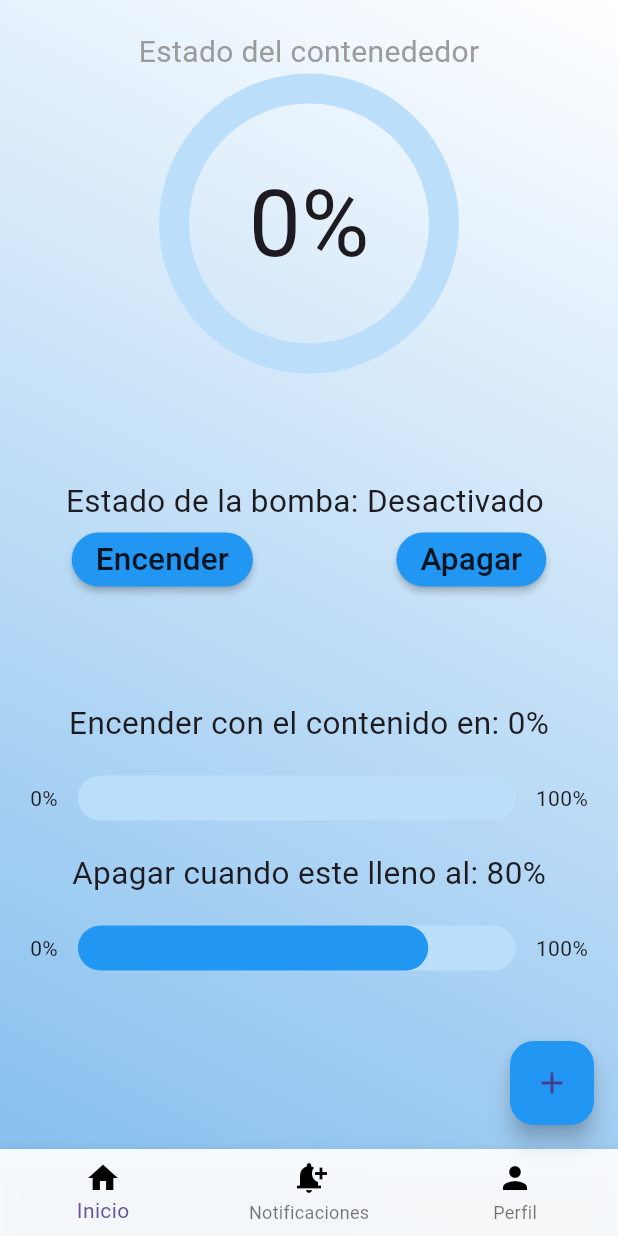
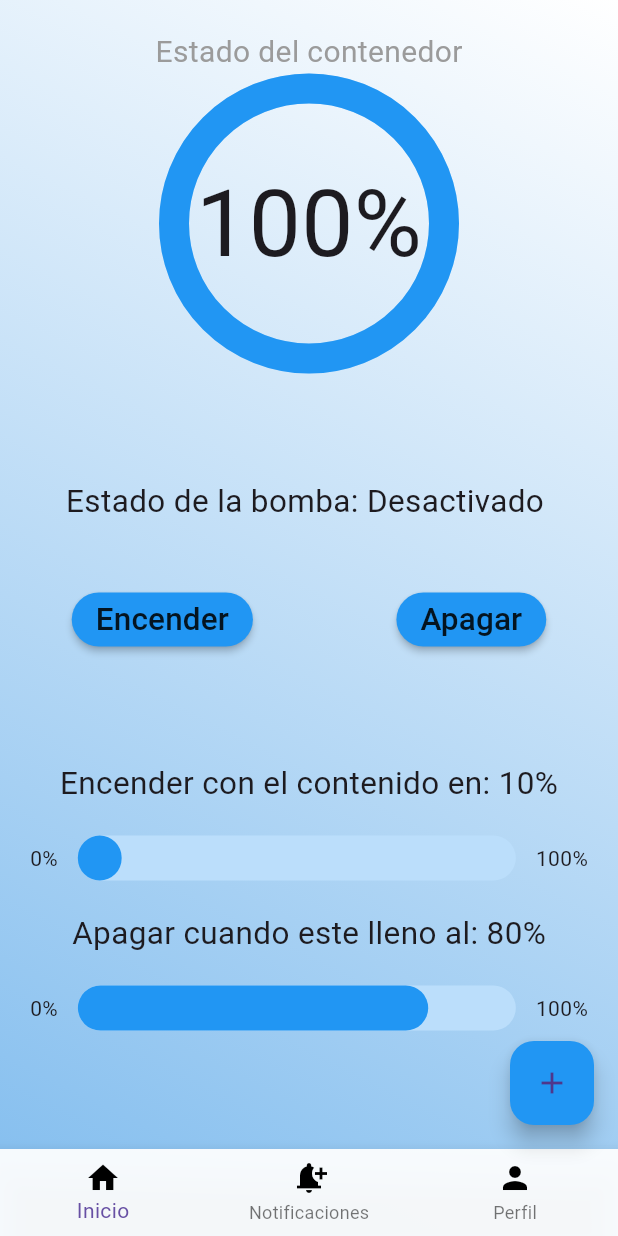
Before and after one commit to JesusGarciaShakur/App_Movil, a Flutter app: the SignIn screen opened directly, after a tap on "Tinaco", on a phone screen of 412 x 824 dp. Run offline on Flutter 3.47's test engine with Material 3 defaults, Android fonts, the phone set to English and light mode, and no system bars; drawn by our look-alikes of percent_indicator; our stand-ins replace firebase_auth, firebase_core, firebase_database, fluttertoast, google_fonts, shared_preferences; accounts and stored records are empty.

Commit message:
Correcion logica

```diff
--- a/lib/Screens/container.dart
+++ b/lib/Screens/container.dart
@@ -1,15 +1,18 @@
-
+import 'package:firebase_auth/firebase_auth.dart';
 import 'package:firebase_core/firebase_core.dart';
 import 'package:firebase_database/firebase_database.dart';
 import 'package:flutter/material.dart';
 import 'package:fluttertoast/fluttertoast.dart';
 import 'package:percent_indicator/circular_percent_indicator.dart';
 import 'package:percent_indicator/linear_percent_indicator.dart';
-import 'package:smca_application/Screens/notifications.dart';
 import 'package:smca_application/Screens/profile.dart';
+import 'package:shared_preferences/shared_preferences.dart';
 import 'package:smca_application/global/common/toast.dart';
 import 'package:smca_application/sign_in_screen.dart';
 import 'package:smca_application/theme/app_theme.dart';
+
+// Importa el widget Notifications
+import 'notifications.dart';
 
 class ContainerDetails extends StatefulWidget {
   final String imagePath;
@@ -18,118 +21,179 @@ class ContainerDetails extends StatefulWidget {
   final double height;
   final int id;
 
-  const ContainerDetails({
-    required this.imagePath,
+  const ContainerDetails(
+      {required this.imagePath,
       required this.title1,
-    required this.title2 ,
+      required this.title2,
       required this.height,
-    required this.id
-  });
+      required this.id});
 
   @override
   _ContainerDetailsState createState() => _ContainerDetailsState();
 }
 
 class _ContainerDetailsState extends State<ContainerDetails> {
-
-
   final Future<FirebaseApp> _fApp = Firebase.initializeApp();
 
+  late DatabaseReference relay;
+  late DatabaseReference relay2;
+  late DatabaseReference typeContainer;
+  late String userId = "";
 
-DatabaseReference relay=
-  FirebaseDatabase.instance
-    .ref("usuarios/PJXMhNNDgFawm1WxVVidkPf4H5R2/datos/");
-DatabaseReference relay2=
-  FirebaseDatabase.instance
-    .ref("usuarios/PJXMhNNDgFawm1WxVVidkPf4H5R2/datos/relay");
+  // variable para guardar consulta del ultra
+  String altu = "";
+  double distaan = 0;
+  double porcent = 0;
+  // variable para controlar el controlador dela barra
+  double linearValue = 0.1;
+  double linearValue2 = 0.8;
 
-//variable para guardar consulta del ultra
-String altu="";
-double distaan=0;
-double porcent=0;
-// variable para controlar el controlador dela barra
-  double linearValue = 0.0;
-  double linearValue2 = 0.8;
-  // crear variable para  traer el tiempo
+  // Variable para guardar el estado de la bomba
+  String getOnceValue = "";
 
-
-//consulta de altura
-DatabaseReference typeContainer =
-  FirebaseDatabase.instance
-    .ref("usuarios/PJXMhNNDgFawm1WxVVidkPf4H5R2/datos/ultrasonico");
-
-
-
-//index del menu de abajo
+  // Index del menú de abajo
   int selectedIndex = 0;
 
   @override
+  void initState() {
+    super.initState();
+    _initializeDatabaseReferences();
+    _loadLinearValues();
+  }
+
+  void _loadLinearValues() async {
+    final prefs = await SharedPreferences.getInstance();
+    setState(() {
+      linearValue = prefs.getDouble('linearValue') ?? 0.1;
+      linearValue2 = prefs.getDouble('linearValue2') ?? 0.8;
+    });
+  }
+
+  void _saveLinearValues() async {
+    final prefs = await SharedPreferences.getInstance();
+    prefs.setDouble('linearValue', linearValue);
+    prefs.setDouble('linearValue2', linearValue2);
+  }
+
+  void _controlBomba() {
+    if (porcent < (linearValue * 100)) {
+      // Si el porcentaje es menor que linearValue, activar la bomba solo si está apagada
+      if (getOnceValue != "1") {
+        relay.update({"relay": 1});
+        setState(() {
+          getOnceValue = "1";
+        });
+      }
+    } else if (porcent > (linearValue2 * 100)) {
+      // Si el porcentaje es mayor que linearValue2, desactivar la bomba solo si está encendida
+      if (getOnceValue != "0") {
+        relay.update({"relay": 0});
+        setState(() {
+          getOnceValue = "0";
+        });
+      }
+    }
+  }
+
+  void _handleSliderValueChanged(double newValue) {
+    setState(() {
+      linearValue = newValue;
+    });
+    _saveLinearValues();
+    _controlBomba();
+  }
+
+  void _handleApagarBomba() {
+    relay.update({"relay": 0});
+    setState(() {
+      getOnceValue = "0";
+    });
+    _controlBomba();
+  }
+
+  void _handleEncenderBomba() {
+    relay.update({"relay": 1});
+    setState(() {
+      getOnceValue = "1";
+    });
+    _controlBomba();
+  }
+
+  void _initializeDatabaseReferences() {
+    final currentUser = FirebaseAuth.instance.currentUser;
+    if (currentUser != null) {
+      userId = currentUser.uid;
+      relay = FirebaseDatabase.instance
+          .reference()
+          .child("usuarios/$userId/datos/");
+      relay2 = FirebaseDatabase.instance
+          .reference()
+          .child("usuarios/$userId/datos/relay");
+      typeContainer = FirebaseDatabase.instance
+          .reference()
+          .child("usuarios/$userId/datos/ultrasonico");
+    }
+  }
+
+  @override
   Widget build(BuildContext context) {
-if (_fApp !=null) {
+    if (_fApp != null) {
       if (_fApp is Future<FirebaseApp>) {
-
-
         // consulta de la distancia
-typeContainer.onValue.listen((event)async{
+        typeContainer.onValue.listen((event) async {
           await Future.delayed(const Duration(seconds: 6));
           setState(() {
             Future.delayed(const Duration(seconds: 1));
-    altu= event.snapshot.value.toString().trim();
+            altu = event.snapshot.value.toString().trim();
           });
         });
-
-
-  }else {
+      } else {
         print("hubo error");
       }
-}else{
+    } else {
       print("cargando lo demas");
     }
 
-
-
-//get datos para mostrar en relacion del contenido
-double convertir([String valor ='0']) {
-  try{
-  double convertidor =double.parse(valor);
+    //get datos para mostrar en relación del contenido
+    double convertir([String valor = '0']) {
+      try {
+        double convertidor = double.parse(valor);
         return convertidor;
-  } catch (e){
+      } catch (e) {
         return 0.0;
       }
     }
 
-
     relay2.onValue.listen((event) {
-  setState((){
-    getOnceValue= event.snapshot.value.toString();
+      setState(() {
+        getOnceValue = event.snapshot.value.toString();
       });
     });
 
-   distaan= convertir(altu);
+    distaan = convertir(altu);
 
+    double altura = 0;
+    altura = widget.height;
 
- double altura =0;
- altura=widget.height;
+    double calcularPor(double altura, double medida) {
+      double alto = altura;
 
-double calcularPor(double altura, double medida){
-double alto=altura;
-
-double resultado=(medida*100)/alto;
+      double resultado = ((alto - medida) * 100) / alto;
 
       return resultado;
     }
 
-porcent=calcularPor(altura, distaan);
-double circular=porcent/100;
-  if(circular>1){
-    circular=1;
+    porcent = calcularPor(altura, distaan);
+    double circular = porcent / 100;
+    if (circular > 1) {
+      circular = 1;
     }
 
-  if(porcent<(linearValue*100)){
+    if (porcent < (linearValue * 100)) {
       relay.update({"relay": 1});
     }
 
-    if(porcent>(linearValue2*100)){
+    if (porcent > (linearValue2 * 100)) {
       relay.update({"relay": 0});
     }
 
@@ -140,38 +204,45 @@ double circular=porcent/100;
         body: ListView(
           children: [
             Center(
-              child: Column( children: [
-
-         const SizedBox(width: 10,height: 20,),
+                child: Column(
+              children: [
+                const SizedBox(
+                  width: 10,
+                  height: 20,
+                ),
 
                 const Text(
-              "Estado del contenededor",
+                  "Estado del contenedor",
                   style: TextStyle(
                     fontSize: 20,
                     color: Color.fromARGB(249, 153, 153, 153),
                   ),
                 ),
 
-              // Porcentaje en circulo
+                // Porcentaje en círculo
                 CircularPercentIndicator(
                   animateFromLastPercent: true,
                   radius: 100,
                   lineWidth: 20,
                   percent: circular,
-                center: Text("${porcent.toStringAsFixed(0)}%",
-                style: const TextStyle(fontSize: 62),),
+                  center: Text(
+                    "${porcent.toStringAsFixed(0)}%",
+                    style: const TextStyle(fontSize: 62),
+                  ),
                   circularStrokeCap: CircularStrokeCap.round,
                   backgroundColor: Colors.blue.shade100,
-                progressColor: Colors.blue,),
+                  progressColor: Colors.blue,
+                ),
 
-         const SizedBox(height: 70,),
-
+                const SizedBox(
+                  height: 70,
+                ),
                 statepomp(),
-
                 const SizedBox(height: 70),
                 Text(
                   "Encender con el contenido en: ${(linearValue * 100).toStringAsFixed(0)}%",
-                style: TextStyle(fontSize: 21),),
+                  style: TextStyle(fontSize: 21),
+                ),
                 Padding(
                   padding: const EdgeInsets.all(20.0),
                   child: Row(
@@ -180,27 +251,27 @@ double circular=porcent/100;
                       const Text("0%"),
                       GestureDetector(
                         onTapUp: (details) {
+                          setState(() {
                             double tapPosition = details.localPosition.dx;
                             linearValue = tapPosition /
                                 (MediaQuery.of(context).size.width - 120);
-                      setState(() {
                             linearValue = linearValue.clamp(0.0, 1.0);
+                            _saveLinearValues(); // Guardar el valor
                           });
                         },
                         onPanUpdate: (details) {
+                          setState(() {
                             linearValue += details.delta.dx /
                                 (MediaQuery.of(context).size.width - 100);
-                      setState(() {
-                        if (linearValue < 0) {
-                          linearValue = 0.0;
-                        } else if (linearValue > 1) {
-                          linearValue = 1;
+                            linearValue = linearValue.clamp(0.0, 1.0);
+                            if (linearValue > linearValue2) {
+                              linearValue2 = linearValue;
+                              Fluttertoast.cancel();
+                              showToast(
+                                  message:
+                                      "No sobreponer el porcentaje de encendido");
                             }
-                         if(linearValue>linearValue2){
-                            linearValue2=linearValue;
-                            Fluttertoast.cancel();
-                            showToast(message: "No sobreponer el porcentaje de encendido");
-                          }
+                            _saveLinearValues(); // Guardar el valor
                           });
                         },
                         child: LinearPercentIndicator(
@@ -220,40 +291,37 @@ double circular=porcent/100;
                 ),
                 Text(
                   "Apagar cuando este lleno al: ${(linearValue2 * 100).toStringAsFixed(0)}%",
-                style: const TextStyle(fontSize: 21),),
+                  style: const TextStyle(fontSize: 21),
+                ),
                 Padding(
                   padding: const EdgeInsets.all(20.0),
                   child: Row(
                     mainAxisAlignment: MainAxisAlignment.spaceBetween,
                     children: [
                       const Text("0%"),
-
                       GestureDetector(
                         onTapUp: (details) {
+                          setState(() {
                             double tapPosition = details.localPosition.dx;
                             linearValue2 = tapPosition /
                                 (MediaQuery.of(context).size.width - 120);
-                      setState(() {
                             linearValue2 = linearValue2.clamp(0.0, 1.0);
+                            _saveLinearValues(); // Guardar el valor
                           });
                         },
                         onPanUpdate: (details) {
+                          setState(() {
                             linearValue2 += details.delta.dx /
                                 (MediaQuery.of(context).size.width - 100);
-                      setState(() {
-                        if (linearValue2 < 0) {
-                          linearValue2 = 0.0;
-                        } else if (linearValue2 > 1) {
-                          linearValue2 = 1;
+                            linearValue2 = linearValue2.clamp(0.0, 1.0);
+                            if (linearValue > linearValue2) {
+                              linearValue2 = linearValue;
+                              Fluttertoast.cancel();
+                              showToast(
+                                  message:
+                                      "No se puede estar debajo del porcentaje de encendido");
                             }
-                          if(linearValue2<linearValue){
-                            linearValue2=linearValue;
-                            Fluttertoast.cancel();
-                            showToast(message: "No se puede estar debajo el porcentaje de encendido ");
-
-                          }
-
-
+                            _saveLinearValues(); // Guardar el valor
                           });
                         },
                         child: LinearPercentIndicator(
@@ -264,7 +332,7 @@ double circular=porcent/100;
                           percent: linearValue2,
                           barRadius: const Radius.circular(100),
                           backgroundColor: Colors.blue.shade100,
-                      progressColor: Colors.blue
+                          progressColor: Colors.blue,
                         ),
                       ),
                       const Text("100%")
@@ -273,12 +341,11 @@ double circular=porcent/100;
                 ),
                 const SizedBox(height: 30),
 
-
-            const SizedBox(height: 80,)
-
-              ],)
+                const SizedBox(
+                  height: 80,
                 )
-
+              ],
+            ))
           ],
         ),
         bottomNavigationBar: BottomNavigationBar(
@@ -328,13 +395,13 @@ double circular=porcent/100;
     late MaterialPageRoute ruta;
     switch (index) {
       case 0:
-        ruta = MaterialPageRoute(builder: (context) =>  ContainerDetails(
+        ruta = MaterialPageRoute(
+            builder: (context) => ContainerDetails(
                   imagePath: widget.imagePath,
                   title1: widget.title1,
                   title2: widget.title2,
                   height: widget.height,
                   id: widget.id,
-
                 ));
         break;
       case 1:
@@ -356,18 +423,15 @@ double circular=porcent/100;
         mainAxisAlignment: MainAxisAlignment.center,
         children: [
           Image.asset(widget.imagePath),
-
           const SizedBox(height: 20),
           Text("${widget.title2.toStringAsFixed(0)} litros"),
-
           const SizedBox(height: 20),
           Text('Altura: ${widget.height.toStringAsFixed(0)} cm'),
-
           const SizedBox(height: 20),
           Text('id: ${widget.id.toString()}'),
           ElevatedButton(
             onPressed: () {
-              final ruta1= MaterialPageRoute(builder:(context){
+              final ruta1 = MaterialPageRoute(builder: (context) {
                 return const SignIn();
               });
               Navigator.push(context, ruta1);
@@ -379,62 +443,58 @@ double circular=porcent/100;
     );
   }
 
-
-
-String getOnceValue="";
-String estado(String dato){
-if(dato=="1"){
-  return'Activado';
-}else{
+  String estado(String dato) {
+    if (dato == "1") {
+      return 'Activado';
+    } else {
       return 'Desactivado';
     }
   }
 
-
-
-Column statepomp(){
-  return  Column(
-    mainAxisAlignment:  MainAxisAlignment.center,
+  Column statepomp() {
+    return Column(
+      mainAxisAlignment: MainAxisAlignment.center,
       children: [
-        Text("Estado de la bomba: ${estado(getOnceValue)} ",style: const TextStyle(fontSize: 21),),
+        Text(
+          "Estado de la bomba: ${estado(getOnceValue)} ",
+          style: const TextStyle(fontSize: 21),
+        ),
+        const SizedBox(
+            height:
+                20), // Agregar un espacio entre el texto y el indicador de progreso
+        const SizedBox(
+            height:
+                20), // Agregar un espacio entre el indicador de progreso y los botones
         Row(
           mainAxisAlignment: MainAxisAlignment.spaceAround,
-        children: [MaterialButton(
-
-          onPressed:() async {
-
-            Future.delayed(const Duration(seconds: 2));
-            relay.update({"relay": 1});
-
-          },
+          children: [
+            MaterialButton(
+              onPressed:
+                  _handleEncenderBomba, // Llamar a la función para encender la bomba
               highlightColor: Colors.blue,
-          splashColor:  const Color.fromARGB(255, 33, 243, 226),
-          color:  Colors.blue,
+              splashColor: const Color.fromARGB(255, 33, 243, 226),
+              color: Colors.blue,
               shape: const StadiumBorder(),
-          child:const Text('Encender',style: TextStyle(fontSize: 21),),
-
+              child: const Text(
+                'Encender',
+                style: TextStyle(fontSize: 21),
+              ),
             ),
             MaterialButton(
-          onPressed:()async {
-            Future.delayed(const Duration(seconds: 1));
-    relay.update({"relay": 0});
-
-
-          },
+              onPressed:
+                  _handleApagarBomba, // Llamar a la función para apagar la bomba
               highlightColor: Colors.blue,
-          splashColor:const Color.fromARGB(255, 243, 159, 33),
-          color:  Colors.blue,
+              splashColor: const Color.fromARGB(255, 243, 159, 33),
+              color: Colors.blue,
               shape: const StadiumBorder(),
-          child:const Text('Apagar',style: TextStyle(fontSize: 21),),
-
+              child: const Text(
+                'Apagar',
+                style: TextStyle(fontSize: 21),
+              ),
             ),
           ],
-      )
+        ),
       ],
     );
   }
-
-
-
-
 }
--- a/lib/sign_in_screen.dart
+++ b/lib/sign_in_screen.dart
@@ -1,3 +1,4 @@
+import 'package:firebase_auth/firebase_auth.dart';
 import 'package:firebase_database/firebase_database.dart';
 import 'package:flutter/material.dart';
 import 'package:smca_application/Screens/container.dart';
@@ -15,21 +16,24 @@ class SignIn extends StatefulWidget {
 }
 
 class SignInState extends State<SignIn> {
-
-
-
-
-
-int checkContianer=0;
-
-
+  int checkContainer = 0;
   int selectedIndex = 0;
   ContainerDetails? _selectedContainer;
+  late DatabaseReference typeContainer;
 
   @override
   void initState() {
     super.initState();
     _selectedContainer = widget.selectedContainer;
+    _initDatabaseReference();
+  }
+
+  void _initDatabaseReference() async {
+    User? user = FirebaseAuth.instance.currentUser;
+    if (user != null) {
+      typeContainer = FirebaseDatabase.instance
+          .ref("usuarios/${user.uid}/datos/contenedor");
+    }
   }
 
   @override
@@ -50,11 +54,9 @@ int checkContianer=0;
         backgroundColor: Colors.transparent,
         body: ListView(
           children: [
-
             imageCard(),
           ],
         ),
-
         bottomNavigationBar: BottomNavigationBar(
           currentIndex: selectedIndex,
           onTap: (index) => openScreen(context, index),
@@ -98,7 +100,6 @@ int checkContianer=0;
     );
   }
 
-
   Widget imageCard() {
     return Container(
       margin: const EdgeInsets.all(20),
@@ -117,33 +118,20 @@ int checkContianer=0;
           const SizedBox(height: 20.0),
           Table(
             children: [
-
               TableRow(
                 children: [
                   GestureDetector(
                     onTap: () {
-                      navigateToContainerDetails(
-                        context,
-                        'assets/img/Tin750.png',
-                        'Tinaco',
-                        750,
-                        102,
-                        1
-                      );
+                      navigateToContainerDetails(context,
+                          'assets/img/Tin750.png', 'Tinaco', 750, 102, 1);
                     },
-                    child: imageContainer(
-                        'assets/img/Tin750.png', 'Tinaco', 750),
+                    child:
+                        imageContainer('assets/img/Tin750.png', 'Tinaco', 750),
                   ),
                   GestureDetector(
                     onTap: () {
-                      navigateToContainerDetails(
-                        context,
-                        'assets/img/Tin1100.png',
-                        'Tinaco',
-                        1100,
-                        140,
-                        2
-                      );
+                      navigateToContainerDetails(context,
+                          'assets/img/Tin1100.png', 'Tinaco', 1100, 140, 2);
                     },
                     child: imageContainer(
                         'assets/img/Tin1100.png', 'Tinaco', 1100),
@@ -154,28 +142,16 @@ int checkContianer=0;
                 children: [
                   GestureDetector(
                     onTap: () {
-                      navigateToContainerDetails(
-                        context,
-                        'assets/img/Tin1500.png',
-                        'Tinaco',
-                        1500,
-                        150,
-                        3
-                      );
+                      navigateToContainerDetails(context,
+                          'assets/img/Tin1500.png', 'Tinaco', 1500, 150, 3);
                     },
                     child: imageContainer(
                         'assets/img/Tin1500.png', 'Tinaco', 1500),
                   ),
                   GestureDetector(
                     onTap: () {
-                      navigateToContainerDetails(
-                        context,
-                        'assets/img/Tin2800.png',
-                        'Tinaco',
-                        2800,
-                        118,
-                        4
-                      );
+                      navigateToContainerDetails(context,
+                          'assets/img/Tin2800.png', 'Tinaco', 2800, 118, 4);
                     },
                     child: imageContainer(
                         'assets/img/Tin2800.png', 'Tinaco', 2800),
@@ -186,14 +162,8 @@ int checkContianer=0;
                 children: [
                   GestureDetector(
                     onTap: () {
-                      navigateToContainerDetails(
-                        context,
-                        'assets/img/Tin5000.png',
-                        'Tinaco',
-                        5000,
-                        177,
-                        5
-                      );
+                      navigateToContainerDetails(context,
+                          'assets/img/Tin5000.png', 'Tinaco', 5000, 177, 5);
                     },
                     child: imageContainer(
                         'assets/img/Tin5000.png', 'Tinaco', 5000),
@@ -201,7 +171,6 @@ int checkContianer=0;
                   GestureDetector(
                     onTap: () {
                       navigateToContainerDetails(
-
                         context,
                         'assets/img/Tin10000.png',
                         'Tinaco',
@@ -221,7 +190,6 @@ int checkContianer=0;
       ),
     );
   }
-
 
   Widget imageContainer(String imagePath, String title1, double title2) {
     return SizedBox(
@@ -253,7 +221,7 @@ int checkContianer=0;
                   fontWeight: FontWeight.bold,
                 ),
               ),
-              Text("${title2.toStringAsFixed(0)} litros" )
+              Text("${title2.toStringAsFixed(0)} litros")
             ],
           ),
         ),
@@ -279,27 +247,20 @@ int checkContianer=0;
     });
     Navigator.push(context, ruta);
   }
-DatabaseReference typeContainer = FirebaseDatabase.instance.ref("usuarios/PJXMhNNDgFawm1WxVVidkPf4H5R2/datos/contenedor");
-
 
   void navigateToContainerDetails(BuildContext context, String imagePath,
       String title1, double title2, double height, int id) async {
-    Navigator.push(context, MaterialPageRoute(
+    Navigator.push(
+      context,
+      MaterialPageRoute(
         builder: (context) => ContainerDetails(
-          imagePath: imagePath,
-          title1: title1,
-          title2: title2,
-          height: height,
-          id:id
-        ),
+            imagePath: imagePath,
+            title1: title1,
+            title2: title2,
+            height: height,
+            id: id),
       ),
     );
-   await typeContainer.set({
-  'id':id,
-  'altura':height,
-  'cantidad':title2
-  });
-
-
+    await typeContainer.set({'id': id, 'altura': height, 'cantidad': title2});
   }
 }
```
Also changed, not shown: lib/Screens/profile.dart (+8 -9 lines), lib/Screens/watch_containers.dart (+9 -14 lines), lib/login_page.dart (+32 -53 lines), lib/Screens/home_screen.dart (line endings or trailing spaces), lib/Screens/notifications.dart (line endings or trailing spaces), pubspec.lock. Lines whose indentation alone changed are shown as unchanged.
